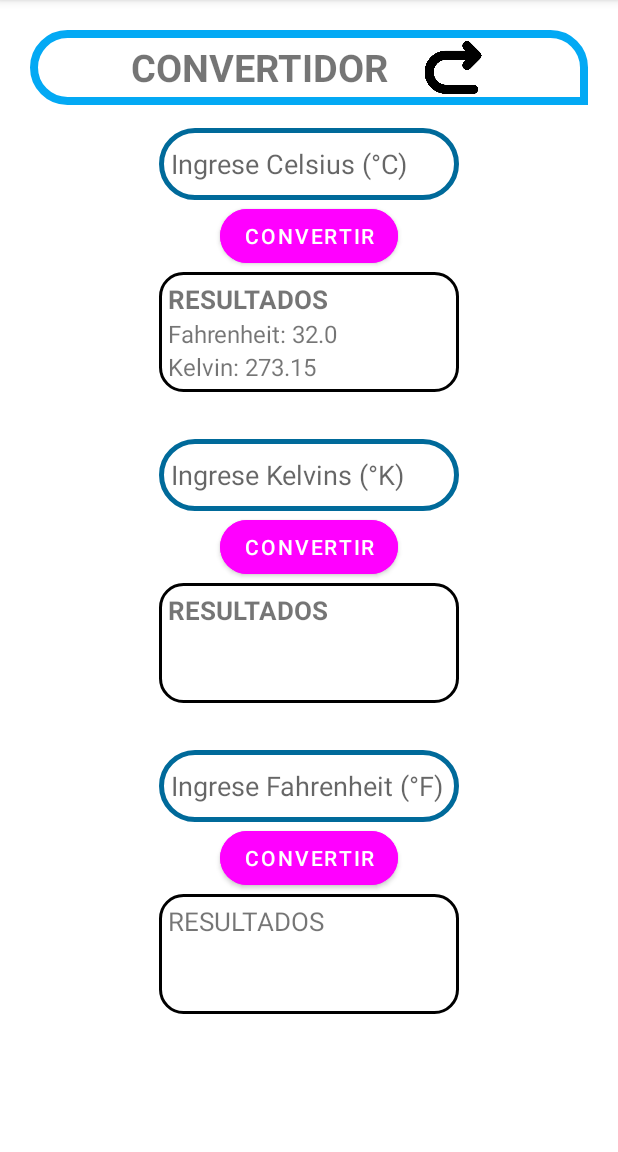
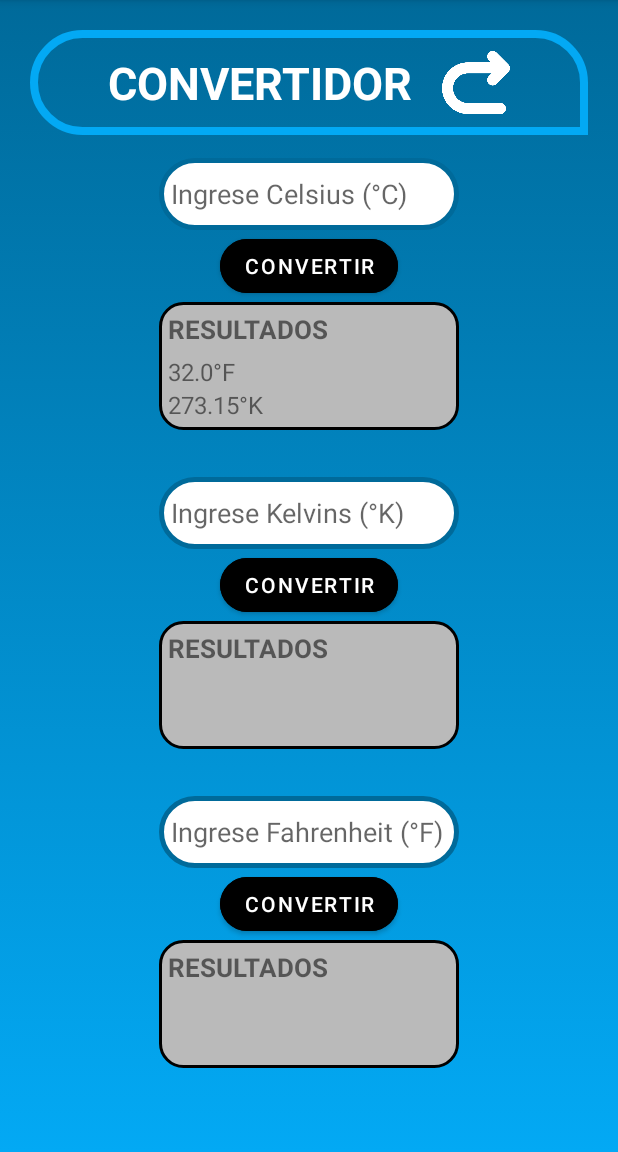
Before and after one commit to legendmarine81/Practica_Conversiones, an Android app: the screen it shows after launch (MainActivity), after a tap on "CONVERTIR", on a phone screen of 412 x 824 dp, the part 84-1236 px from its top. Run offline under Robolectric (Android 15) with nearby library versions, the phone set to English and light mode, and no system bars; 1 statement that could not run was skipped.

Commit message:
scrollview2

```diff
--- a/app/src/main/java/com/example/conversion/MainActivity.java
+++ b/app/src/main/java/com/example/conversion/MainActivity.java
@@ -91,8 +91,8 @@ public class MainActivity extends AppCompatActivity {
         Kelvin kel = new Kelvin().parse(c);
 
         // Mostrar los resultados en las TextViews
-        textViewResultCelsiusToFahrenheit.setText("Fahrenheit: " + fhr.getValor());
-        textViewResultCelsiusToKelvin.setText("Kelvin: " + kel.getValor());
+        textViewResultCelsiusToFahrenheit.setText(fhr.getValor() + "°F");
+        textViewResultCelsiusToKelvin.setText(kel.getValor() + "°K");
     }
 
     private void convertirKelvins()
@@ -109,8 +109,8 @@ public class MainActivity extends AppCompatActivity {
         Celcius cel = new Celcius().parse(k);
 
         // Mostrar los resultados en las TextViews
-        KelvinToFahrenheit.setText("Fahrenheit: " + fhr.getValor());
-        KelvinToCelsius.setText("Celsius: " + cel.getValor());
+        KelvinToFahrenheit.setText(fhr.getValor() + "°F");
+        KelvinToCelsius.setText(cel.getValor() + "°C");
     }
 
     private void convertirFahrenheit()
@@ -128,7 +128,7 @@ public class MainActivity extends AppCompatActivity {
         Celcius cel = new Celcius().parse(f);
 
         // Mostrar los resultados en las TextViews
-        FahrenheitToKelvin.setText("Kelvin: " + kel.getValor());
-        FahrenheitToCelsius.setText("Celsius: " + cel.getValor());
+        FahrenheitToKelvin.setText(kel.getValor() +"°K");
+        FahrenheitToCelsius.setText(cel.getValor() + "°C");
     }
 }
--- a/app/src/main/res/drawable/caja_resultados.xml
+++ b/app/src/main/res/drawable/caja_resultados.xml
@@ -8,5 +8,7 @@
         android:color="@color/black"/>
     <corners
         android:radius="15dp"/>
+    <solid
+        android:color="@color/gris"/>
 
 </shape>
--- a/app/src/main/res/drawable/forma_chida.xml
+++ b/app/src/main/res/drawable/forma_chida.xml
@@ -10,4 +10,6 @@
         android:bottomLeftRadius="100dp"
         android:bottomRightRadius="0dp"/>
 
+
+
 </shape>
--- a/app/src/main/res/drawable/forma_redonda.xml
+++ b/app/src/main/res/drawable/forma_redonda.xml
@@ -9,5 +9,7 @@
         android:color="@color/blue2"/>
     <corners
         android:radius="40dp"/>
+    <solid
+        android:color="@color/white"/>
 
 </shape>
--- a/app/src/main/res/layout/activity_main.xml
+++ b/app/src/main/res/layout/activity_main.xml
@@ -5,7 +5,8 @@
     xmlns:tools="http://schemas.android.com/tools"
     android:layout_width="match_parent"
     android:layout_height="match_parent"
-    android:fillViewport="true">
+    android:fillViewport="true"
+    android:background="@drawable/desvanecido">
 
     <LinearLayout
         android:layout_width="match_parent"
@@ -17,7 +18,7 @@
 
         <LinearLayout
             android:layout_width="match_parent"
-            android:layout_height="50dp"
+            android:layout_height="70dp"
             android:gravity="center"
             android:padding="6dp"
             android:layout_marginBottom="10dp"
@@ -27,15 +28,17 @@
                 android:layout_width="wrap_content"
                 android:layout_height="wrap_content"
                 android:text="CONVERTIDOR"
-                android:textSize="25sp"
+                android:textSize="30sp"
                 android:textStyle="bold"
                 android:layout_gravity="center"
-                android:layout_marginRight="20sp"/>
+                android:layout_marginRight="20sp"
+                android:textColor="@color/white"/>
 
             <ImageView
                 android:layout_width="45dp"
                 android:layout_height="match_parent"
-                android:src="@drawable/arrow_turning"/>
+                android:src="@drawable/arrow_turning"
+                android:tint="@color/white"/>
 
         </LinearLayout>
 
@@ -64,7 +67,7 @@
                 android:text="Convertir"
                 app:cornerRadius="20dp"
                 android:layout_gravity="center"
-                android:backgroundTint="@drawable/desvanecido"
+                android:backgroundTint="@color/black"
                 />
 
             <LinearLayout
@@ -81,7 +84,8 @@
                     android:layout_height="wrap_content"
                     android:text="RESULTADOS"
                     android:textSize="17sp"
-                    android:textStyle="bold"/>
+                    android:textStyle="bold"
+                    android:layout_marginBottom="5dp"/>
 
                 <TextView
                     android:id="@+id/textViewResultCelsiusToFahrenheit"
@@ -126,7 +130,7 @@
                 android:text="Convertir"
                 app:cornerRadius="20dp"
                 android:layout_gravity="center"
-                android:backgroundTint="@drawable/desvanecido"/>
+                android:backgroundTint="@color/black"/>
 
             <LinearLayout
                 android:layout_width="200dp"
@@ -142,7 +146,8 @@
                     android:layout_height="wrap_content"
                     android:text="RESULTADOS"
                     android:textSize="17sp"
-                    android:textStyle="bold"/>
+                    android:textStyle="bold"
+                    android:layout_marginBottom="5dp"/>
 
                 <TextView
                     android:id="@+id/KelvinToFahrenheit"
@@ -187,7 +192,7 @@
                 android:text="Convertir"
                 app:cornerRadius="20dp"
                 android:layout_gravity="center"
-                android:backgroundTint="@drawable/desvanecido"/>
+                android:backgroundTint="@color/black"/>
 
             <LinearLayout
                 android:layout_width="200dp"
@@ -205,6 +210,8 @@
                     android:layout_height="wrap_content"
                     android:text="RESULTADOS"
                     android:textSize="17sp"
+                    android:textStyle="bold"
+                    android:layout_marginBottom="5dp"
                     />
 
                 <TextView
--- a/app/src/main/res/values/colors.xml
+++ b/app/src/main/res/values/colors.xml
@@ -10,4 +10,5 @@
     <color name="blue">#03A9F4</color>
     <color name="blue2">#006A9A</color>
     <color name="orange">#FF9800</color>
+    <color name="gris">#BABABA</color>
 </resources>
```
